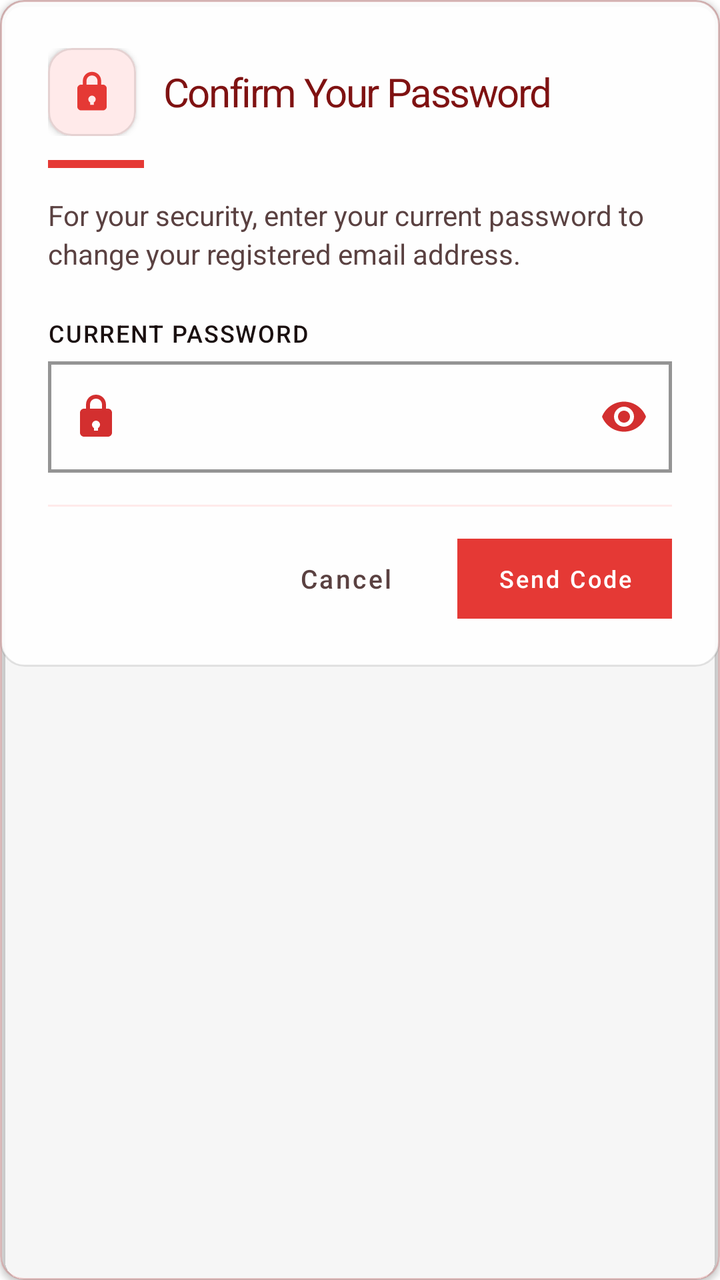
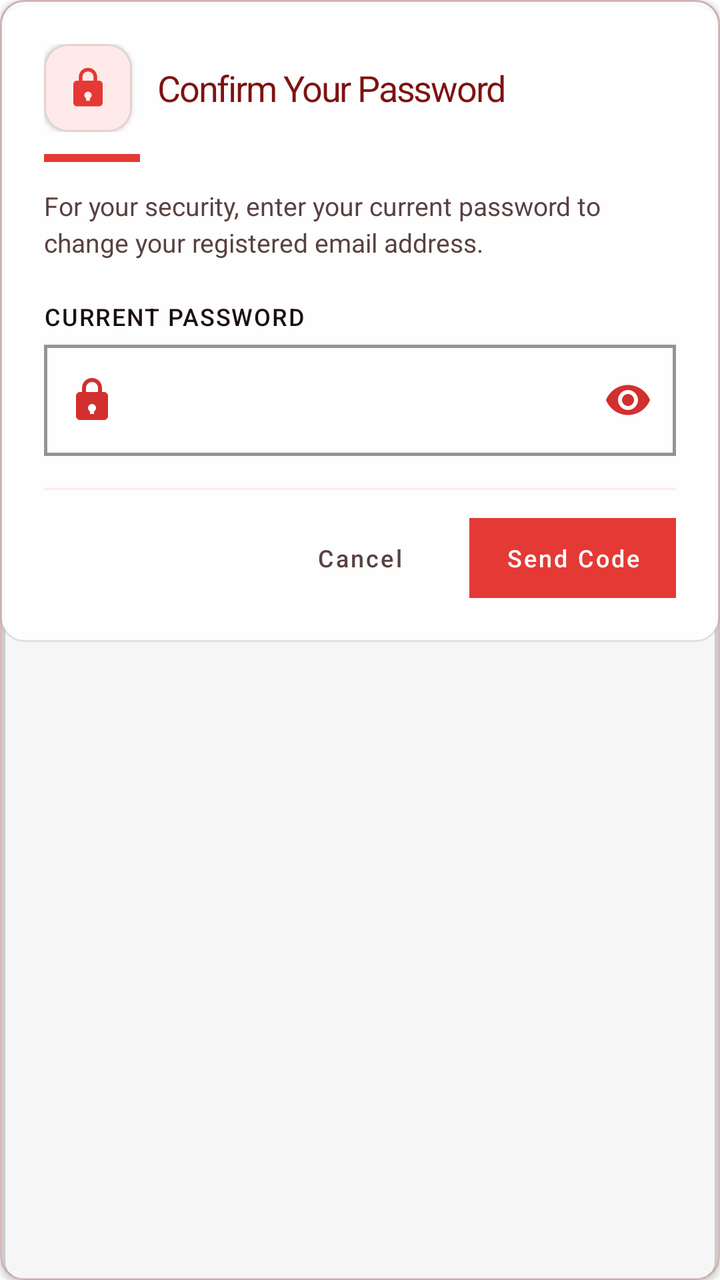

Screens rendered from an Android XML layout before and after an edit, with the pre-edit source and the edit as a unified diff.
<!-- AndroidManifest.xml: application theme Theme.VelocitySuites -->
<!-- res/layout/dialog_confirm_password_email_change.xml -->
<?xml version="1.0" encoding="utf-8"?>
<com.google.android.material.card.MaterialCardView xmlns:android="http://schemas.android.com/apk/res/android"
    xmlns:app="http://schemas.android.com/apk/res-auto"
    style="@style/Widget.Velocity.Card.Glass"
    android:layout_width="match_parent"
    android:layout_height="wrap_content">

    <LinearLayout
        android:layout_width="match_parent"
        android:layout_height="wrap_content"
        android:background="@drawable/bg_glass_card_white"
        android:orientation="vertical"
        android:padding="24dp">

        <LinearLayout
            android:layout_width="match_parent"
            android:layout_height="wrap_content"
            android:gravity="center_vertical"
            android:orientation="horizontal">

            <com.google.android.material.card.MaterialCardView
                android:layout_width="44dp"
                android:layout_height="44dp"
                app:cardBackgroundColor="@color/velocity_orange_soft"
                app:cardCornerRadius="@dimen/card_corner_radius"
                app:cardElevation="@dimen/card_elevation">

                <ImageView
                    android:layout_width="22dp"
                    android:layout_height="22dp"
                    android:layout_gravity="center"
                    android:importantForAccessibility="no"
                    android:src="@drawable/ic_lock"
                    app:tint="@color/velocity_orange_primary" />
            </com.google.android.material.card.MaterialCardView>

            <TextView
                style="@style/TextAppearance.Velocity.ScreenTitle"
                android:layout_width="0dp"
                android:layout_height="wrap_content"
                android:layout_marginStart="14dp"
                android:layout_weight="1"
                android:text="@string/confirm_password_email_change_title"
                android:textSize="20sp" />
        </LinearLayout>

        <View
            android:layout_width="48dp"
            android:layout_height="4dp"
            android:layout_marginTop="12dp"
            android:layout_marginBottom="14dp"
            android:background="@drawable/shape_intro_pill"
            android:backgroundTint="@color/velocity_orange_primary" />

        <TextView
            android:layout_width="match_parent"
            android:layout_height="wrap_content"
            android:layout_marginBottom="22dp"
            android:lineSpacingExtra="3dp"
            android:text="@string/confirm_password_email_change_desc"
            android:textColor="@color/velocity_text_secondary"
            android:textSize="14sp" />

        <TextView
            style="@style/TextAppearance.Velocity.Label.Input"
            android:layout_width="wrap_content"
            android:layout_height="wrap_content"
            android:layout_marginBottom="6dp"
            android:labelFor="@+id/confirmEmailChangePassword"
            android:text="@string/current_password_label"
            android:textColor="@color/velocity_text_primary" />

        <com.google.android.material.textfield.TextInputLayout
            android:id="@+id/confirmEmailChangePasswordLayout"
            style="@style/Widget.Velocity.TextInputLayout.OutlinedBox.Rounded"
            android:layout_width="match_parent"
            android:layout_height="wrap_content"
            android:layout_marginBottom="8dp"
            app:passwordToggleEnabled="true"
            app:startIconDrawable="@drawable/ic_lock">
            <com.google.android.material.textfield.TextInputEditText
                android:id="@+id/confirmEmailChangePassword"
                android:layout_width="match_parent"
                android:layout_height="wrap_content"
                android:inputType="textPassword" />
        </com.google.android.material.textfield.TextInputLayout>

        <View
            android:layout_width="match_parent"
            android:layout_height="1dp"
            android:layout_marginTop="8dp"
            android:layout_marginBottom="16dp"
            android:background="@color/velocity_orange_soft" />

        <LinearLayout
            android:layout_width="match_parent"
            android:layout_height="wrap_content"
            android:orientation="horizontal"
            android:gravity="center_vertical|end">

            <com.google.android.material.button.MaterialButton
                android:id="@+id/btnCancelConfirmEmailChangePassword"
                style="@style/Widget.MaterialComponents.Button.TextButton"
                android:layout_width="wrap_content"
                android:layout_height="40dp"
                android:text="@string/cancel_label"
                android:textColor="@color/velocity_text_secondary"
                android:textAllCaps="false"
                android:textSize="13sp" />

            <com.google.android.material.button.MaterialButton
                android:id="@+id/btnContinueConfirmEmailChangePassword"
                android:layout_width="wrap_content"
                android:layout_height="40dp"
                android:layout_marginStart="12dp"
                android:paddingHorizontal="20dp"
                android:text="@string/send_verification_code_button"
                android:textAllCaps="false"
                android:textSize="12sp"
                android:textColor="@color/white"
                app:backgroundTint="@color/velocity_orange_primary"
                app:cornerRadius="0dp" />
        </LinearLayout>
    </LinearLayout>
</com.google.android.material.card.MaterialCardView>
<!-- resources referenced by this layout -->
<resources>
  <color name="velocity_orange_primary">#E53935</color>
  <color name="velocity_orange_soft">#FFEAEA</color>
  <color name="velocity_text_primary">#1A1010</color>
  <color name="velocity_text_secondary">#5A4141</color>
  <color name="white">#FFFFFFFF</color>
  <dimen name="card_corner_radius">12dp</dimen>
  <dimen name="card_elevation">2dp</dimen>
  <!-- drawable bg_glass_card_white (drawable) -->
  <?xml version="1.0" encoding="utf-8"?>
  <shape xmlns:android="http://schemas.android.com/apk/res/android">
      <solid android:color="#E6FFFFFF" />
      <stroke android:width="1dp" android:color="#1A000000" />
      <corners android:radius="@dimen/card_corner_radius" />
  </shape>
  <!-- drawable shape_intro_pill (drawable) -->
  <?xml version="1.0" encoding="utf-8"?>
  <shape xmlns:android="http://schemas.android.com/apk/res/android">
      <solid android:color="@color/velocity_red_primary" />
      <corners android:radius="0dp" />
  </shape>
  <string name="cancel_label">Cancel</string>
  <string name="confirm_password_email_change_desc">For your security, enter your current password to change your registered email address.</string>
  <string name="confirm_password_email_change_title">Confirm Your Password</string>
  <string name="current_password_label">Current Password</string>
  <string name="send_verification_code_button">Send Code</string>
  <style name="TextAppearance.Velocity.Label.Input" parent="TextAppearance.MaterialComponents.Subtitle2">
          <item name="android:fontFamily">sans-serif-bold</item>
          <item name="android:letterSpacing">0.05</item>
          <item name="android:textAllCaps">true</item>
          <item name="android:textColor">@color/black</item>
          <item name="android:textSize">12sp</item>
      </style>
  <style name="TextAppearance.Velocity.ScreenTitle" parent="TextAppearance.MaterialComponents.Headline3">
          <item name="android:fontFamily">sans-serif-black</item>
          <item name="android:letterSpacing">-0.04</item>
          <item name="android:textColor">@color/velocity_red_dark</item>
          <item name="android:textSize">32sp</item>
      </style>
  <color name="velocity_red_primary">#D32F2F</color>
  <color name="black">#FF000000</color>
  <color name="velocity_red_dark">#7F1212</color>
  <color name="velocity_red_alpha_20">#33D32F2F</color>
  <color name="velocity_red_rose">#EF5350</color>
  <color name="velocity_red_deep">#5A0A0A</color>
  <style name="ShapeAppearance.Velocity.Square" parent="">
          <item name="cornerFamily">rounded</item>
          <item name="cornerSize">0dp</item>
      </style>
  <style name="ShapeAppearance.Velocity.Card" parent="">
          <item name="cornerFamily">rounded</item>
          <item name="cornerSize">@dimen/card_corner_radius</item>
      </style>
  <style name="Widget.Velocity.Flat.Snackbar" parent="Widget.MaterialComponents.Snackbar">
          <item name="android:background">@drawable/bg_snackbar_flat</item>
          <item name="android:elevation">0dp</item>
      </style>
  <color name="velocity_surface_elevated">#FFFFFF</color>
  <color name="velocity_divider_hairline">#1A000000</color>
  <!-- drawable bg_snackbar_flat (drawable) -->
  <?xml version="1.0" encoding="utf-8"?>
  <shape xmlns:android="http://schemas.android.com/apk/res/android" android:shape="rectangle">
      <solid android:color="#323232" />
      <stroke android:width="1dp" android:color="#33FFFFFF" />
      <corners android:radius="0dp" />
  </shape>
  <style name="Widget.Velocity.Flat.BottomSheet" parent="Widget.MaterialComponents.BottomSheet.Modal">
          <item name="shapeAppearanceOverlay">@style/ShapeAppearance.Velocity.Square</item>
          <item name="android:elevation">0dp</item>
          <item name="backgroundTint">@color/velocity_surface_elevated</item>
      </style>
  <!-- unchanged entries left out for length: 12 -->
</resources>

<!-- the commit's change to res/layout/dialog_confirm_password_email_change.xml (unified diff, before → after) -->
@@ -10,7 +10,7 @@
         android:layout_height="wrap_content"
         android:background="@drawable/bg_glass_card_white"
         android:orientation="vertical"
-        android:padding="24dp">
+        android:padding="22dp">
 
         <LinearLayout
             android:layout_width="match_parent"
@@ -38,28 +38,28 @@
                 style="@style/TextAppearance.Velocity.ScreenTitle"
                 android:layout_width="0dp"
                 android:layout_height="wrap_content"
-                android:layout_marginStart="14dp"
+                android:layout_marginStart="13dp"
                 android:layout_weight="1"
                 android:text="@string/confirm_password_email_change_title"
-                android:textSize="20sp" />
+                android:textSize="18sp" />
         </LinearLayout>
 
         <View
             android:layout_width="48dp"
             android:layout_height="4dp"
-            android:layout_marginTop="12dp"
-            android:layout_marginBottom="14dp"
+            android:layout_marginTop="11dp"
+            android:layout_marginBottom="13dp"
             android:background="@drawable/shape_intro_pill"
             android:backgroundTint="@color/velocity_orange_primary" />
 
         <TextView
             android:layout_width="match_parent"
             android:layout_height="wrap_content"
-            android:layout_marginBottom="22dp"
+            android:layout_marginBottom="20dp"
             android:lineSpacingExtra="3dp"
             android:text="@string/confirm_password_email_change_desc"
             android:textColor="@color/velocity_text_secondary"
-            android:textSize="14sp" />
+            android:textSize="13sp" />
 
         <TextView
             style="@style/TextAppearance.Velocity.Label.Input"
@@ -89,7 +89,7 @@
             android:layout_width="match_parent"
             android:layout_height="1dp"
             android:layout_marginTop="8dp"
-            android:layout_marginBottom="16dp"
+            android:layout_marginBottom="14dp"
             android:background="@color/velocity_orange_soft" />
 
         <LinearLayout
@@ -106,14 +106,14 @@
                 android:text="@string/cancel_label"
                 android:textColor="@color/velocity_text_secondary"
                 android:textAllCaps="false"
-                android:textSize="13sp" />
+                android:textSize="12sp" />
 
             <com.google.android.material.button.MaterialButton
                 android:id="@+id/btnContinueConfirmEmailChangePassword"
                 android:layout_width="wrap_content"
                 android:layout_height="40dp"
-                android:layout_marginStart="12dp"
-                android:paddingHorizontal="20dp"
+                android:layout_marginStart="11dp"
+                android:paddingHorizontal="18dp"
                 android:text="@string/send_verification_code_button"
                 android:textAllCaps="false"
                 android:textSize="12sp"
<!-- resource entries referenced after the edit -->
@@ -36,7 +36,7 @@
           <item name="android:fontFamily">sans-serif-black</item>
           <item name="android:letterSpacing">-0.04</item>
           <item name="android:textColor">@color/velocity_red_dark</item>
-          <item name="android:textSize">32sp</item>
+          <item name="android:textSize">29sp</item>
       </style>
   <color name="velocity_red_primary">#D32F2F</color>
   <color name="black">#FF000000</color>
